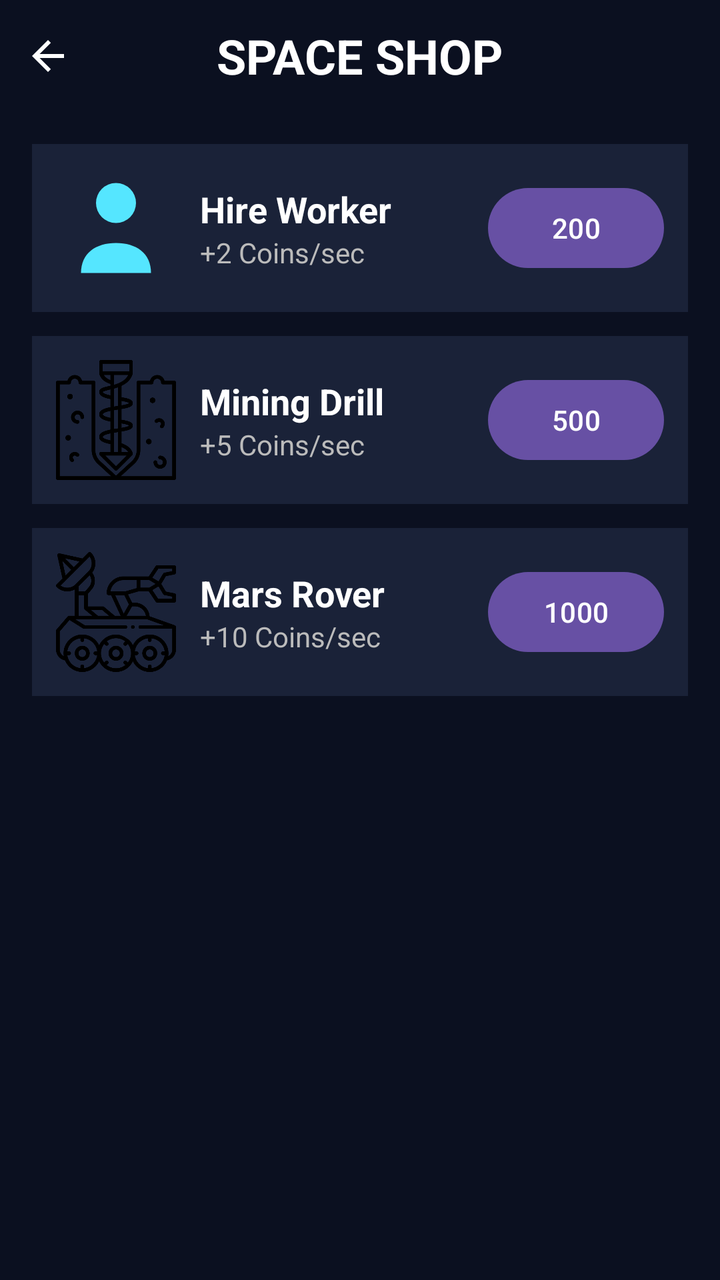
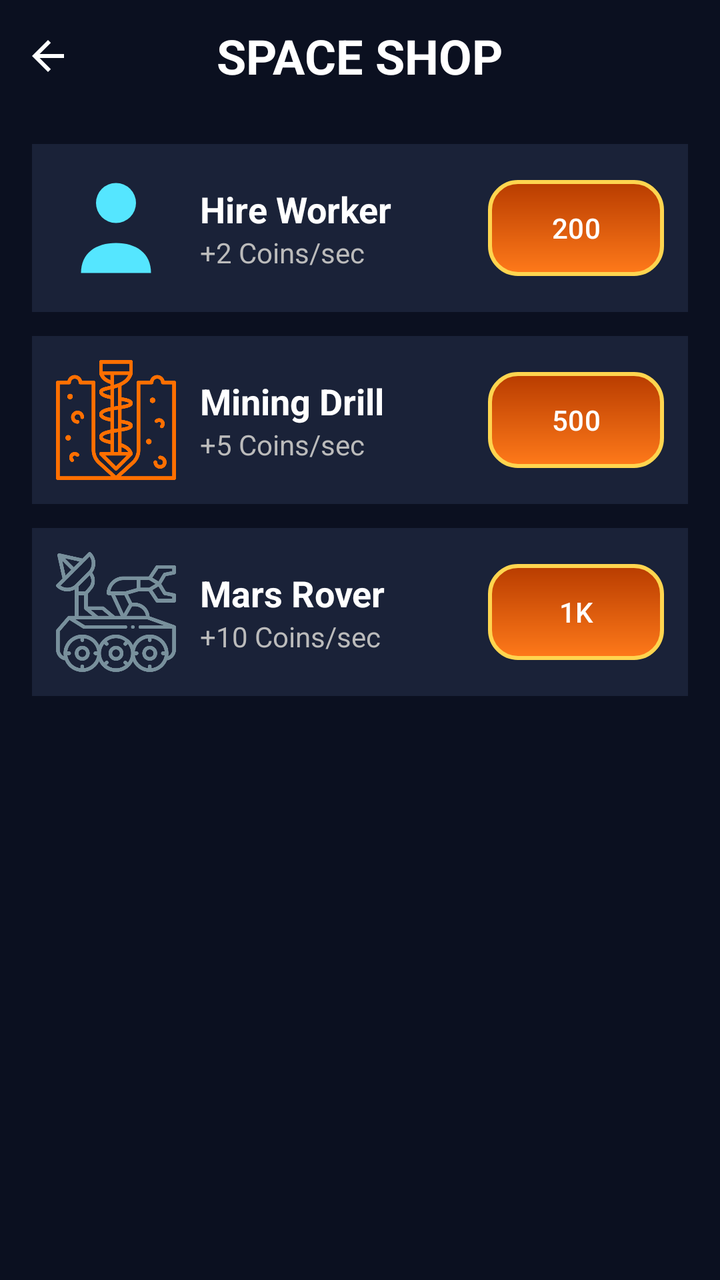

Before-and-after screenshots of an Android layout around one commit, followed by the original layout XML and the change that was made.
<!-- AndroidManifest.xml: application theme Theme.BeyondMars -->
<!-- res/layout/activity_shop.xml -->
<?xml version="1.0" encoding="utf-8"?>
<RelativeLayout xmlns:android="http://schemas.android.com/apk/res/android"
    xmlns:app="http://schemas.android.com/apk/res-auto"
    android:layout_width="match_parent"
    android:layout_height="match_parent"
    android:background="#0B1020">

    
    <RelativeLayout
        android:id="@+id/headerBar"
        android:layout_width="match_parent"
        android:layout_height="56dp"
        android:background="#0B1020"
        android:paddingStart="8dp"
        android:paddingEnd="16dp">

        
        <ImageView
            android:id="@+id/btnBack"
            android:layout_width="32dp"
            android:layout_height="32dp"
            android:layout_centerVertical="true"
            android:background="?attr/selectableItemBackgroundBorderless"
            android:padding="4dp"
            android:src="@drawable/ic_back"
            app:tint="#FFFFFF" />

        
        <TextView
            android:id="@+id/txtTitle"
            android:layout_width="wrap_content"
            android:layout_height="wrap_content"
            android:layout_centerInParent="true"
            android:text="SPACE SHOP"
            android:textColor="#FFFFFF"
            android:textSize="24sp"
            android:textStyle="bold" />

    </RelativeLayout>

    
    <ScrollView
        android:layout_width="match_parent"
        android:layout_height="match_parent"
        android:layout_below="@id/headerBar">

        <LinearLayout
            android:layout_width="match_parent"
            android:layout_height="wrap_content"
            android:orientation="vertical"
            android:padding="16dp">

            

            <LinearLayout
                android:layout_width="match_parent"
                android:layout_height="wrap_content"
                android:layout_marginBottom="12dp"
                android:background="#1A2238"
                android:gravity="center_vertical"
                android:orientation="horizontal"
                android:padding="12dp">

                <ImageView
                    android:layout_width="60dp"
                    android:layout_height="60dp"
                    android:src="@drawable/ic_worker" />

                <LinearLayout
                    android:layout_width="0dp"
                    android:layout_height="wrap_content"
                    android:layout_marginStart="12dp"
                    android:layout_weight="1"
                    android:orientation="vertical">

                    <TextView
                        android:layout_width="wrap_content"
                        android:layout_height="wrap_content"
                        android:text="Hire Worker"
                        android:textColor="#FFFFFF"
                        android:textSize="18sp"
                        android:textStyle="bold" />

                    <TextView
                        android:layout_width="wrap_content"
                        android:layout_height="wrap_content"
                        android:text="+2 Coins/sec"
                        android:textColor="#BBBBBB" />

                </LinearLayout>

                <Button
                    android:id="@+id/btnBuyWorker"
                    android:layout_width="wrap_content"
                    android:layout_height="wrap_content"
                    android:text="200" />

            </LinearLayout>

            

            <LinearLayout
                android:layout_width="match_parent"
                android:layout_height="wrap_content"
                android:layout_marginBottom="12dp"
                android:background="#1A2238"
                android:gravity="center_vertical"
                android:orientation="horizontal"
                android:padding="12dp">

                <ImageView
                    android:layout_width="60dp"
                    android:layout_height="60dp"
                    android:src="@drawable/ic_drill" />

                <LinearLayout
                    android:layout_width="0dp"
                    android:layout_height="wrap_content"
                    android:layout_marginStart="12dp"
                    android:layout_weight="1"
                    android:orientation="vertical">

                    <TextView
                        android:layout_width="wrap_content"
                        android:layout_height="wrap_content"
                        android:text="Mining Drill"
                        android:textColor="#FFFFFF"
                        android:textSize="18sp"
                        android:textStyle="bold" />

                    <TextView
                        android:layout_width="wrap_content"
                        android:layout_height="wrap_content"
                        android:text="+5 Coins/sec"
                        android:textColor="#BBBBBB" />

                </LinearLayout>

                <Button
                    android:id="@+id/btnBuyDrill"
                    android:layout_width="wrap_content"
                    android:layout_height="wrap_content"
                    android:text="500" />

            </LinearLayout>

            

            <LinearLayout
                android:layout_width="match_parent"
                android:layout_height="wrap_content"
                android:layout_marginBottom="12dp"
                android:background="#1A2238"
                android:gravity="center_vertical"
                android:orientation="horizontal"
                android:padding="12dp">

                <ImageView
                    android:layout_width="60dp"
                    android:layout_height="60dp"
                    android:src="@drawable/ic_rover" />

                <LinearLayout
                    android:layout_width="0dp"
                    android:layout_height="wrap_content"
                    android:layout_marginStart="12dp"
                    android:layout_weight="1"
                    android:orientation="vertical">

                    <TextView
                        android:layout_width="wrap_content"
                        android:layout_height="wrap_content"
                        android:text="Mars Rover"
                        android:textColor="#FFFFFF"
                        android:textSize="18sp"
                        android:textStyle="bold" />

                    <TextView
                        android:layout_width="wrap_content"
                        android:layout_height="wrap_content"
                        android:text="+10 Coins/sec"
                        android:textColor="#BBBBBB" />

                </LinearLayout>

                <Button
                    android:id="@+id/btnBuyRover"
                    android:layout_width="wrap_content"
                    android:layout_height="wrap_content"
                    android:text="1000" />

            </LinearLayout>

        </LinearLayout>

    </ScrollView>

</RelativeLayout>
<!-- resources referenced by this layout -->
<resources>
  <!-- drawable ic_back (drawable) -->
  <vector xmlns:android="http://schemas.android.com/apk/res/android"
      android:width="24dp"
      android:height="24dp"
      android:viewportWidth="960"
      android:viewportHeight="960"
      android:tint="?attr/colorControlNormal"
      android:autoMirrored="true">
    <path
        android:fillColor="@android:color/white"
        android:pathData="M313,520L537,744L480,800L160,480L480,160L537,216L313,440L800,440L800,520L313,520Z"/>
  </vector>
  <!-- drawable ic_drill: png bitmap (drawable, 18797 bytes) -->
  <!-- drawable ic_rover: png bitmap (drawable, 25634 bytes) -->
  <!-- drawable ic_worker (drawable) -->
  <vector xmlns:android="http://schemas.android.com/apk/res/android"
      android:width="24dp"
      android:height="24dp"
      android:viewportWidth="24"
      android:viewportHeight="24">
  
      <path
          android:fillColor="#55E6FF"
          android:pathData="M12,3a4,4 0 1,1 0,8a4,4 0 1,1 0,-8z"/>
  
      <path
          android:fillColor="#55E6FF"
          android:pathData="M5,21c0-4 3-6 7-6s7,2 7,6z"/>
  
  </vector>
  <style name="Theme.BeyondMars" parent="Base.Theme.BeyondMars" />
  <style name="Base.Theme.BeyondMars" parent="Theme.Material3.DayNight.NoActionBar">
          
          
      </style>
</resources>

<!-- the commit's change to res/layout/activity_shop.xml (unified diff, before → after) -->
@@ -93,6 +93,9 @@
                     android:id="@+id/btnBuyWorker"
                     android:layout_width="wrap_content"
                     android:layout_height="wrap_content"
+                    android:background="@drawable/button_mars"
+                    android:backgroundTint="@null"
+                    app:backgroundTint="@null"
                     android:text="200" />
 
             </LinearLayout>
@@ -111,6 +114,7 @@
                 <ImageView
                     android:layout_width="60dp"
                     android:layout_height="60dp"
+                    app:tint="#FF6F00"
                     android:src="@drawable/ic_drill" />
 
                 <LinearLayout
@@ -140,6 +144,9 @@
                     android:id="@+id/btnBuyDrill"
                     android:layout_width="wrap_content"
                     android:layout_height="wrap_content"
+                    android:background="@drawable/button_mars"
+                    android:backgroundTint="@null"
+                    app:backgroundTint="@null"
                     android:text="500" />
 
             </LinearLayout>
@@ -158,6 +165,7 @@
                 <ImageView
                     android:layout_width="60dp"
                     android:layout_height="60dp"
+                    app:tint="#78909C"
                     android:src="@drawable/ic_rover" />
 
                 <LinearLayout
@@ -187,7 +195,10 @@
                     android:id="@+id/btnBuyRover"
                     android:layout_width="wrap_content"
                     android:layout_height="wrap_content"
-                    android:text="1000" />
+                    android:background="@drawable/button_mars"
+                    android:backgroundTint="@null"
+                    app:backgroundTint="@null"
+                    android:text="1K" />
 
             </LinearLayout>
 
<!-- resource entries referenced after the edit -->
@@ -1,5 +1,21 @@
 <!-- resources referenced by this layout -->
 <resources>
+  <!-- drawable button_mars (drawable) -->
+  <?xml version="1.0" encoding="utf-8"?>
+  <shape xmlns:android="http://schemas.android.com/apk/res/android">
+  
+      <gradient
+          android:startColor="#FF7A1A"
+          android:endColor="#B83C00"
+          android:angle="90"/>
+  
+      <corners android:radius="14dp"/>
+  
+      <stroke
+          android:width="2dp"
+          android:color="#FFD54F"/>
+  
+  </shape>
   <!-- drawable ic_back (drawable) -->
   <vector xmlns:android="http://schemas.android.com/apk/res/android"
       android:width="24dp"
